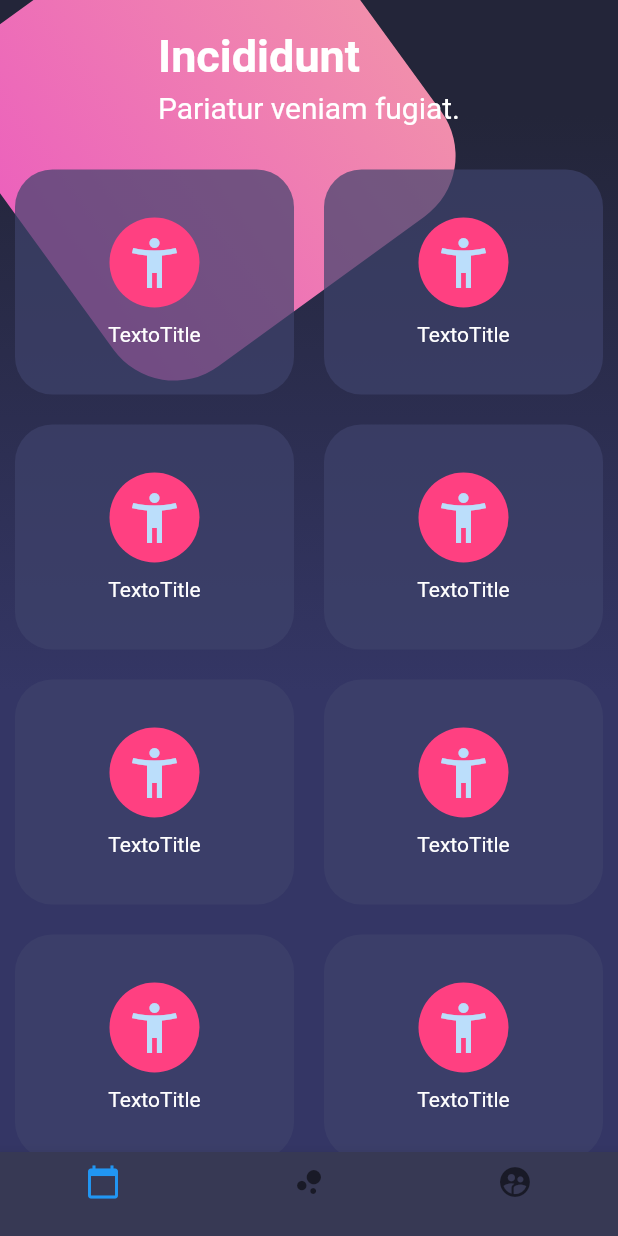
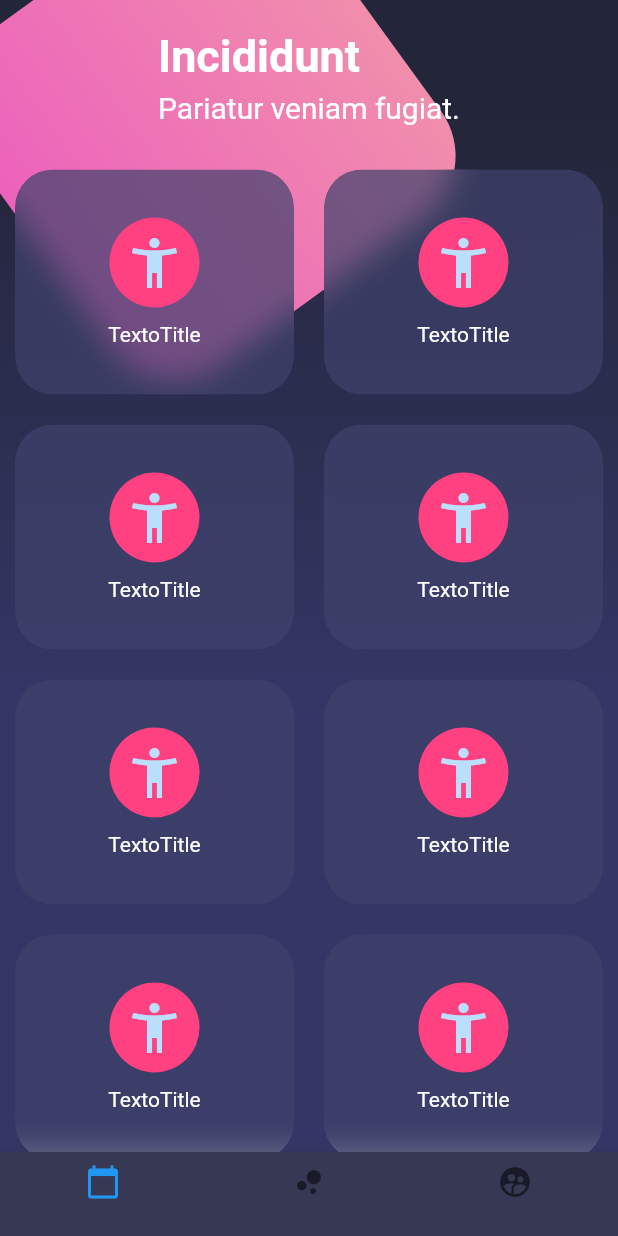
Before and after one commit to AleMancilla/appPrueba, a Flutter app: the screen it shows after launch, on a phone screen of 412 x 824 dp. Run offline on Flutter 3.47's test engine with Material 2 defaults, Android fonts, the phone set to English and light mode, and no system bars; network calls fail.

Commit message:
al container le aplicamos un backdropfilter con unos hacks para que no halla errores

```diff
--- a/lib/pages/botonesPage.dart
+++ b/lib/pages/botonesPage.dart
@@ -1,4 +1,5 @@
 import 'dart:math';
+import 'dart:ui';
 
 import 'package:flutter/material.dart';
 import 'package:flutter/services.dart';
@@ -152,6 +153,11 @@ class BotonoesPage extends StatelessWidget {
   Widget _crearTableBoton() {
     return Container(
             margin: EdgeInsets.all(10.0),
+      child: ClipRRect(
+              borderRadius: BorderRadius.circular(25.0),
+            child: BackdropFilter(
+          filter: ImageFilter.blur(sigmaX: 10,sigmaY: 10),
+          child: Container(
             height: 150,
             decoration: BoxDecoration(
 
@@ -170,6 +176,9 @@ class BotonoesPage extends StatelessWidget {
                 Text("TextoTitle",style: TextStyle(color: Colors.white),)
               ],
             ),
+          ),
+        ),
+      ),
     );
   }
 }
```
Lines whose indentation alone changed are shown as unchanged.
